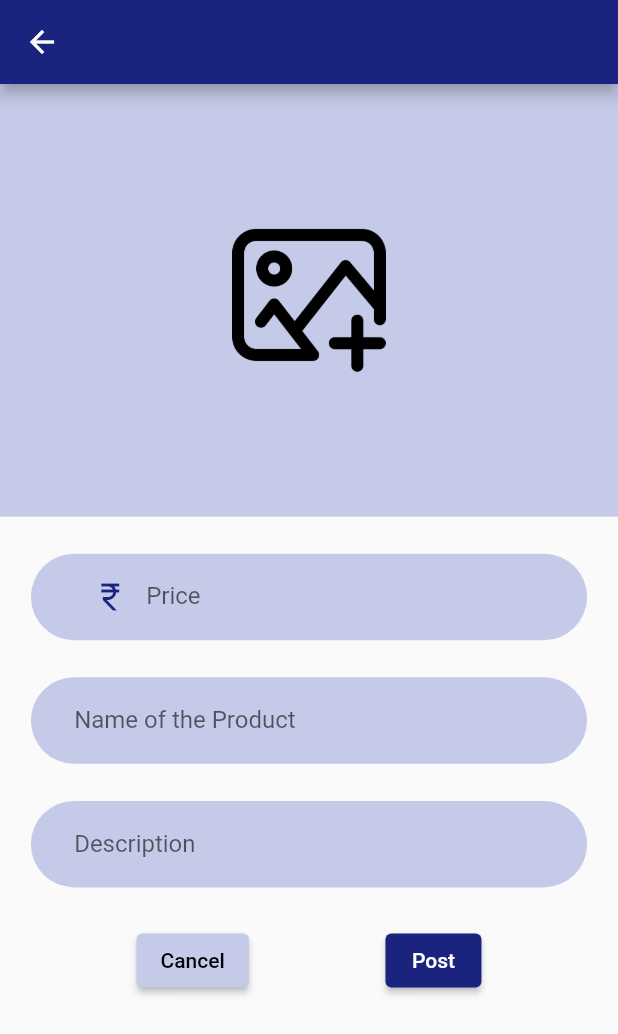
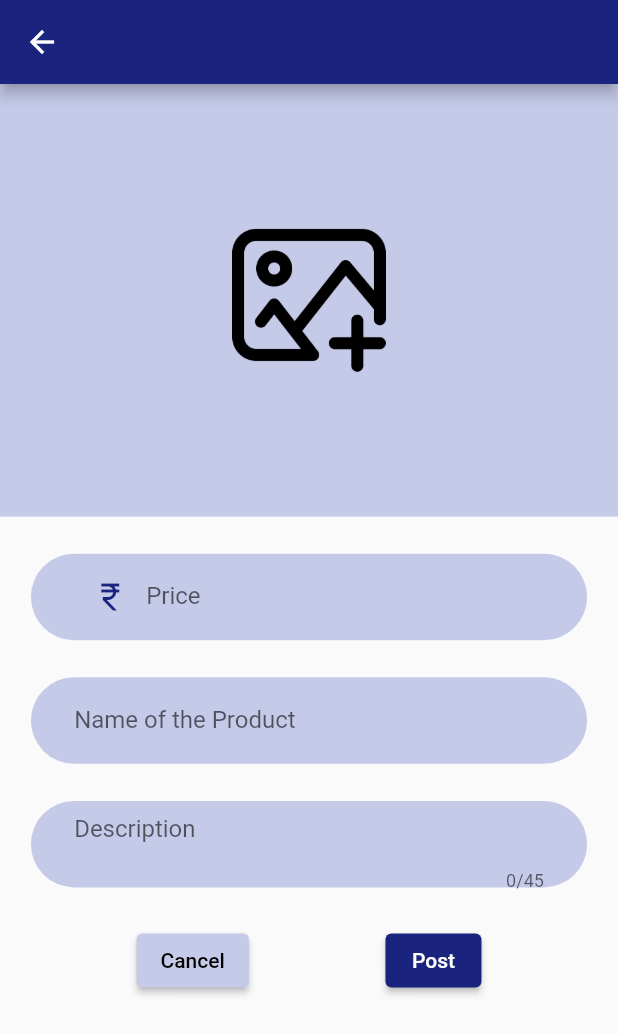
Before and after one commit to rabeeh-ct/product_selling_app, a Flutter app: the ProductAddingScreen screen opened directly, on a phone screen of 412 x 824 dp. Shown: the top 1034 px of the screen. Run offline on Flutter 3.47's test engine with Material 2 defaults, Android fonts, the phone set to English and light mode, and no system bars; our stand-ins replace circle_nav_bar, cloud_firestore, firebase_auth, firebase_core, firebase_storage, image_picker and 1 more; accounts and stored records are empty.

Commit message:
final commit

```diff
--- a/lib/screens/product_adding_screen.dart
+++ b/lib/screens/product_adding_screen.dart
@@ -1,12 +1,10 @@
 import 'dart:io';
 
 import 'package:cloud_firestore/cloud_firestore.dart';
-import 'package:firebase_core/firebase_core.dart';
 import 'package:firebase_storage/firebase_storage.dart';
 import 'package:flutter/material.dart';
 import 'package:image_picker/image_picker.dart';
-import 'package:product_selling_app/constants/constants.dart';
-import 'package:product_selling_app/widgets/reusable_textfield.dart';
+
 
 class ProductAddingScreen extends StatefulWidget {
   ProductAddingScreen({Key? key}) : super(key: key);
@@ -163,6 +161,7 @@ class _ProductAddingScreenState extends State<ProductAddingScreen> {
                       padding:
                       EdgeInsets.symmetric(horizontal: size.width * .07),
                       child: TextField(
+                        maxLength: 45,
                         controller: productdesripctr,
                         decoration: InputDecoration(
                           labelText: 'Description',
--- a/lib/screens/sign_in_screen.dart
+++ b/lib/screens/sign_in_screen.dart
@@ -20,8 +20,9 @@ class _SignInScreenState extends State<SignInScreen> {
   Widget build(BuildContext context) {
     Size size = MediaQuery.of(context).size;
     return Scaffold(
-      resizeToAvoidBottomInset: false,
-      body: Container(
+      // resizeToAvoidBottomInset: false,
+      body: SingleChildScrollView(
+        child: Container(
           height: size.height,
           width: size.width,
           decoration: BoxDecoration(
@@ -177,6 +178,7 @@ class _SignInScreenState extends State<SignInScreen> {
             ],
           ),
         ),
+      ),
     );
   }
 
```
Lines whose indentation alone changed are shown as unchanged.
